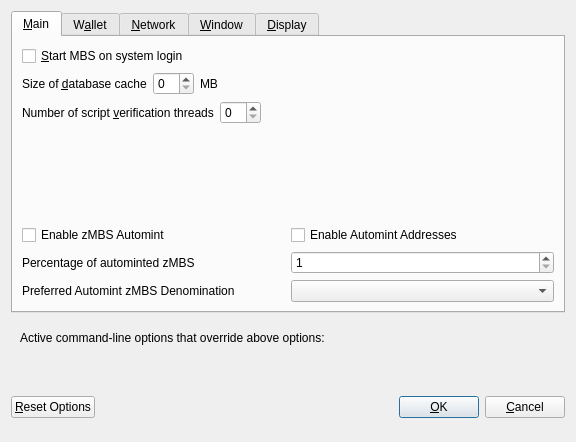
Above: src/qt/forms/optionsdialog.ui from mobistake/MBS before the change. Below: the same form after it.
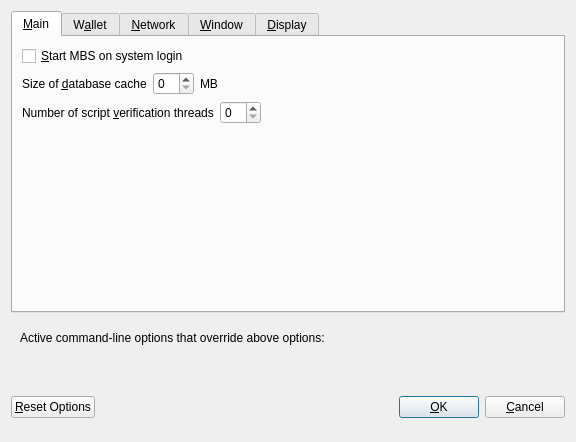
That is the form after the change. Custom widgets are drawn as their Qt base class.

What changed in the file:
```diff
--- a/src/qt/forms/optionsdialog.ui
+++ b/src/qt/forms/optionsdialog.ui
@@ -130,111 +130,6 @@
          </property>
         </spacer>
        </item>
-       <item>
-        <widget class="QWidget" name="verticalZpivOptionsWidget" native="true">
-         <layout class="QVBoxLayout" name="verticalZpivOptionsLayout">
-          <property name="margin">
-           <number>0</number>
-          </property>
-          <item>
-           <layout class="QHBoxLayout" name="horizontalAutomintingLayout">
-            <item>
-             <widget class="QCheckBox" name="checkBoxZeromintEnable">
-              <property name="toolTip">
-               <string>Enable automatic minting of MBS units to zMBS</string>
-              </property>
-              <property name="layoutDirection">
-               <enum>Qt::LeftToRight</enum>
-              </property>
-              <property name="text">
-               <string>Enable zMBS Automint</string>
-              </property>
-             </widget>
-            </item>
-            <item>
-             <widget class="QCheckBox" name="checkBoxZeromintAddresses">
-              <property name="toolTip">
-               <string>Enable automatic zMBS minting from specific addresses</string>
-              </property>
-              <property name="layoutDirection">
-               <enum>Qt::LeftToRight</enum>
-              </property>
-              <property name="text">
-               <string>Enable Automint Addresses</string>
-              </property>
-             </widget>
-            </item>
-           </layout>
-          </item>
-          <item>
-           <layout class="QHBoxLayout" name="horizontalZmintPercentageLayout">
-            <item>
-             <widget class="QLabel" name="percentage_label">
-              <property name="toolTip">
-               <string>Percentage of incoming MBS which get automatically converted to zMBS via Zerocoin Protocol (min: 10%)</string>
-              </property>
-              <property name="text">
-               <string>Percentage of autominted zMBS</string>
-              </property>
-             </widget>
-            </item>
-            <item>
-             <widget class="QSpinBox" name="zeromintPercentage">
-              <property name="minimum">
-               <number>1</number>
-              </property>
-              <property name="maximum">
-               <number>100</number>
-              </property>
-             </widget>
-            </item>
-           </layout>
-          </item>
-          <item>
-           <layout class="QHBoxLayout" name="horizontalLayout" stretch="0,0">
-            <property name="sizeConstraint">
-             <enum>QLayout::SetFixedSize</enum>
-            </property>
-            <item>
-             <widget class="QLabel" name="labelPreferredDenom">
-              <property name="maximumSize">
-               <size>
-                <width>16777215</width>
-                <height>16777215</height>
-               </size>
-              </property>
-              <property name="toolTip">
-               <string>Wait with automatic conversion to Zerocoin until enough MBS for this denomination is available</string>
-              </property>
-              <property name="text">
-               <string>Preferred Automint zMBS Denomination</string>
-              </property>
-             </widget>
-            </item>
-            <item>
-             <widget class="QComboBox" name="preferredDenom">
-              <property name="maximumSize">
-               <size>
-                <width>16777215</width>
-                <height>27</height>
-               </size>
-              </property>
-              <property name="toolTip">
-               <string>Wait with automatic conversion to Zerocoin until enough MBS for this denomination is available</string>
-              </property>
-              <property name="maxVisibleItems">
-               <number>9</number>
-              </property>
-              <property name="maxCount">
-               <number>9</number>
-              </property>
-             </widget>
-            </item>
-           </layout>
-          </item>
-         </layout>
-        </widget>
-       </item>
       </layout>
      </widget>
      <widget class="QWidget" name="tabWallet">
```
Left out of the diff: 4 changed lines with no effect on the pictures.
